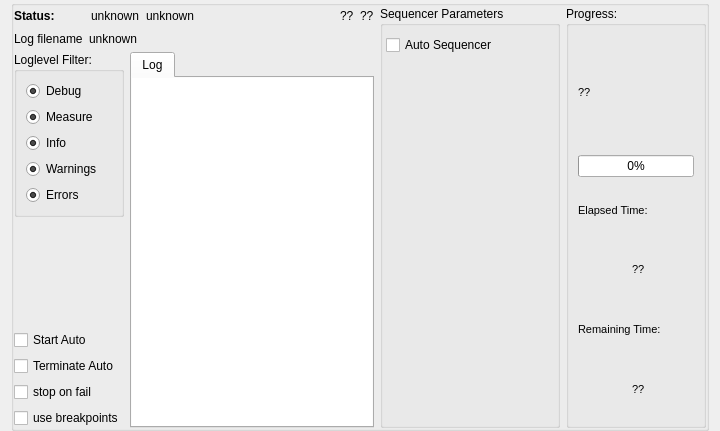
First picture: the form in src/ATE_spyder/ate_spyder_lab_control/widgets/control_widget.ui, repository Semi-ATE/Semi-ATE, before the edit.
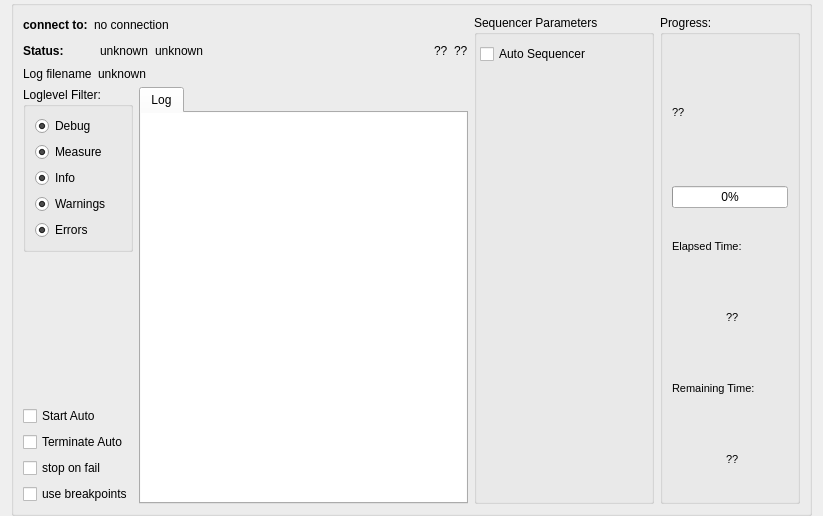
Second picture: the form after the edit.

Commit message: fix mqtt broker for labctrl

The edit to the form file:
```diff
--- a/src/ATE_spyder/ate_spyder_lab_control/widgets/control_widget.ui
+++ b/src/ATE_spyder/ate_spyder_lab_control/widgets/control_widget.ui
@@ -6,8 +6,8 @@
    <rect>
     <x>0</x>
     <y>0</y>
-    <width>720</width>
-    <height>431</height>
+    <width>823</width>
+    <height>516</height>
    </rect>
   </property>
   <property name="windowTitle">
@@ -34,21 +34,47 @@
      <property name="title">
       <string/>
      </property>
-     <layout class="QHBoxLayout" name="horizontalLayout_5">
-      <property name="leftMargin">
-       <number>0</number>
-      </property>
-      <property name="topMargin">
-       <number>0</number>
-      </property>
-      <property name="rightMargin">
-       <number>0</number>
-      </property>
-      <property name="bottomMargin">
-       <number>0</number>
-      </property>
+     <layout class="QHBoxLayout" name="horizontalLayout_13">
       <item>
-       <layout class="QVBoxLayout" name="verticalLayout_3">
+       <layout class="QVBoxLayout" name="verticalLayout_16">
+        <item>
+         <layout class="QHBoxLayout" name="horizontalLayout_4">
+          <item>
+           <widget class="QLabel" name="Ltconnect">
+            <property name="font">
+             <font>
+              <weight>75</weight>
+              <bold>true</bold>
+              <kerning>false</kerning>
+             </font>
+            </property>
+            <property name="text">
+             <string>connect to:</string>
+            </property>
+           </widget>
+          </item>
+          <item>
+           <widget class="QLabel" name="Lconnect">
+            <property name="text">
+             <string>no connection</string>
+            </property>
+           </widget>
+          </item>
+          <item>
+           <spacer name="horizontalSpacer">
+            <property name="orientation">
+             <enum>Qt::Horizontal</enum>
+            </property>
+            <property name="sizeHint" stdset="0">
+             <size>
+              <width>40</width>
+              <height>20</height>
+             </size>
+            </property>
+           </spacer>
+          </item>
+         </layout>
+        </item>
         <item>
          <layout class="QHBoxLayout" name="horizontalLayout">
           <item>
```
The commit also changes 2 other files.
